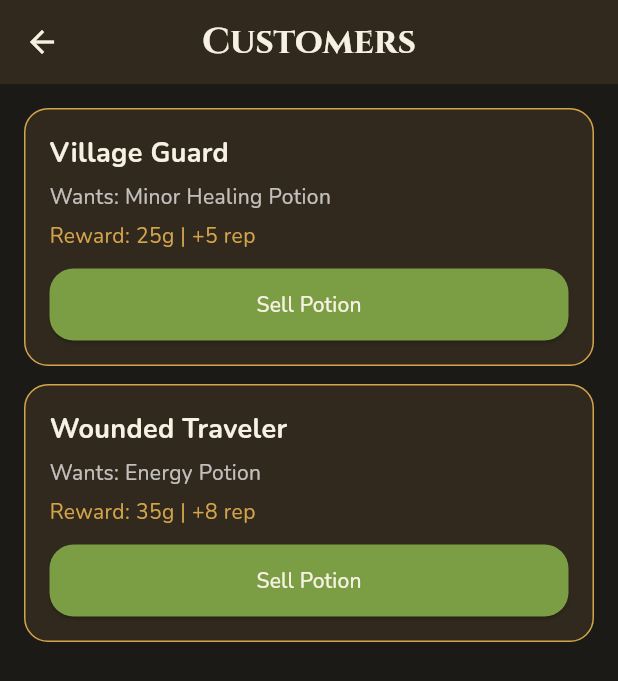
After one commit to gpbote/cauldra, a Flutter app: the CustomerScreen screen opened directly, after a tap on "Sell Potion", on a phone screen of 412 x 824 dp. The commit adds this screen. Shown: the top 681 px of the screen. Run offline on Flutter 3.47's test engine with Material 3 defaults, Android fonts, the phone set to English and light mode, and no system bars; our stand-ins replace google_fonts, shared_preferences; missing offline and left inert: flame; accounts and stored records are empty.

Commit message:
v0.4.1 global state sync + customer system integration stable

```diff
--- a/lib/core/managers/game_manager.dart
+++ b/lib/core/managers/game_manager.dart
@@ -38,31 +38,32 @@ class GameManager {
     _player = null;
   }
 
-  /// 🔥 TRUE STATE UPDATE (IMPORTANT FIX)
   void updatePlayer(PlayerProfile updated) {
     _player = updated;
     _saveService.savePlayer(updated);
   }
 
-  /// 🔥 ADD GOLD (used for brewing later)
-  void addGold(int amount) {
+  // =========================
+  // INVENTORY SYSTEM (GLOBAL)
+  // =========================
+
+  void addItem(String itemId) {
     if (_player == null) return;
 
-    _player = _player!.copyWith(
-      gold: _player!.gold + amount,
-    );
+    final updated = List<String>.from(_player!.inventory)
+      ..add(itemId);
 
+    _player = _player!.copyWith(inventory: updated);
     saveGame();
   }
 
-  /// 🔥 ADD REPUTATION (brewing progression)
-  void addReputation(int amount) {
+  void removeItem(String itemId) {
     if (_player == null) return;
 
-    _player = _player!.copyWith(
-      reputation: _player!.reputation + amount,
-    );
+    final updated = List<String>.from(_player!.inventory)
+      ..remove(itemId);
 
+    _player = _player!.copyWith(inventory: updated);
     saveGame();
   }
 }
--- a/lib/core/models/player_profile.dart
+++ b/lib/core/models/player_profile.dart
@@ -13,7 +13,6 @@ class PlayerProfile {
 
   final int workshopLevel;
 
-  final List<String> knownRecipes;
   final List<String> inventory;
 
   const PlayerProfile({
@@ -26,9 +25,6 @@ class PlayerProfile {
     this.energy = 100,
     this.currentDay = 1,
     this.workshopLevel = 1,
-    this.knownRecipes = const [
-      'Minor Healing Potion',
-    ],
     this.inventory = const [],
   });
 
@@ -42,7 +38,6 @@ class PlayerProfile {
     int? energy,
     int? currentDay,
     int? workshopLevel,
-    List<String>? knownRecipes,
     List<String>? inventory,
   }) {
     return PlayerProfile(
@@ -55,7 +50,6 @@ class PlayerProfile {
       energy: energy ?? this.energy,
       currentDay: currentDay ?? this.currentDay,
       workshopLevel: workshopLevel ?? this.workshopLevel,
-      knownRecipes: knownRecipes ?? this.knownRecipes,
       inventory: inventory ?? this.inventory,
     );
   }
@@ -71,7 +65,6 @@ class PlayerProfile {
       'energy': energy,
       'currentDay': currentDay,
       'workshopLevel': workshopLevel,
-      'knownRecipes': knownRecipes,
       'inventory': inventory,
     };
   }
@@ -87,12 +80,7 @@ class PlayerProfile {
       energy: json['energy'] ?? 100,
       currentDay: json['currentDay'] ?? 1,
       workshopLevel: json['workshopLevel'] ?? 1,
-      knownRecipes: List<String>.from(
-        json['knownRecipes'] ?? const ['Minor Healing Potion'],
-      ),
-      inventory: List<String>.from(
-        json['inventory'] ?? const [],
-      ),
+      inventory: List<String>.from(json['inventory'] ?? []),
     );
   }
 }
--- /dev/null
+++ b/lib/features/customers/customer_screen.dart
@@ -0,0 +1,112 @@
+import 'package:flutter/material.dart';
+
+import '../../core/services/customer_service.dart';
+import '../../core/services/sell_service.dart';
+import '../../core/managers/game_manager.dart';
+import '../../core/models/customer_request.dart';
+
+class CustomerScreen extends StatefulWidget {
+  const CustomerScreen({super.key});
+
+  @override
+  State<CustomerScreen> createState() => _CustomerScreenState();
+}
+
+class _CustomerScreenState extends State<CustomerScreen> {
+  static const Color backgroundColor = Color(0xFF1B1A17);
+  static const Color panelColor = Color(0xFF31291E);
+  static const Color accentColor = Color(0xFFD4A44A);
+  static const Color textColor = Color(0xFFF7F1E3);
+
+  late List<CustomerRequest> _customers;
+
+  @override
+  void initState() {
+    super.initState();
+    _customers = CustomerService.instance.getQueue();
+  }
+
+  void _sell(CustomerRequest request) {
+    final player = GameManager.instance.player;
+    if (player == null) return;
+
+    SellService.instance.sell(request: request);
+
+    CustomerService.instance.completeOrder(request);
+
+    setState(() {
+      _customers = CustomerService.instance.getQueue();
+    });
+
+    ScaffoldMessenger.of(context).showSnackBar(
+      SnackBar(
+        content: Text(
+          'Sold to ${request.name}! +${request.rewardGold}g',
+        ),
+      ),
+    );
+  }
+
+  @override
+  Widget build(BuildContext context) {
+    return Scaffold(
+      backgroundColor: backgroundColor,
+      appBar: AppBar(
+        title: const Text("Customers"),
+        centerTitle: true,
+        backgroundColor: panelColor,
+        foregroundColor: textColor,
+      ),
+      body: SafeArea(
+        child: ListView.builder(
+          padding: const EdgeInsets.all(16),
+          itemCount: _customers.length,
+          itemBuilder: (context, index) {
+            final c = _customers[index];
+
+            return Container(
+              margin: const EdgeInsets.only(bottom: 12),
+              padding: const EdgeInsets.all(16),
+              decoration: BoxDecoration(
+                color: panelColor,
+                borderRadius: BorderRadius.circular(16),
+                border: Border.all(color: accentColor),
+              ),
+              child: Column(
+                crossAxisAlignment: CrossAxisAlignment.start,
+                children: [
+                  Text(
+                    c.name,
+                    style: const TextStyle(
+                      color: textColor,
+                      fontSize: 18,
+                      fontWeight: FontWeight.bold,
+                    ),
+                  ),
+                  const SizedBox(height: 6),
+                  Text(
+                    "Wants: ${c.requestedPotion}",
+                    style: const TextStyle(color: Colors.white70),
+                  ),
+                  const SizedBox(height: 6),
+                  Text(
+                    "Reward: ${c.rewardGold}g | +${c.rewardReputation} rep",
+                    style: const TextStyle(color: accentColor),
+                  ),
+                  const SizedBox(height: 12),
+                  SizedBox(
+                    width: double.infinity,
+                    child: ElevatedButton(
+                      onPressed: () => _sell(c),
+                      child: const Text("Sell Potion"),
+                    ),
+                  ),
+                ],
+              ),
+            );
+          },
+        ),
+      ),
+    );
+  }
+}
```
